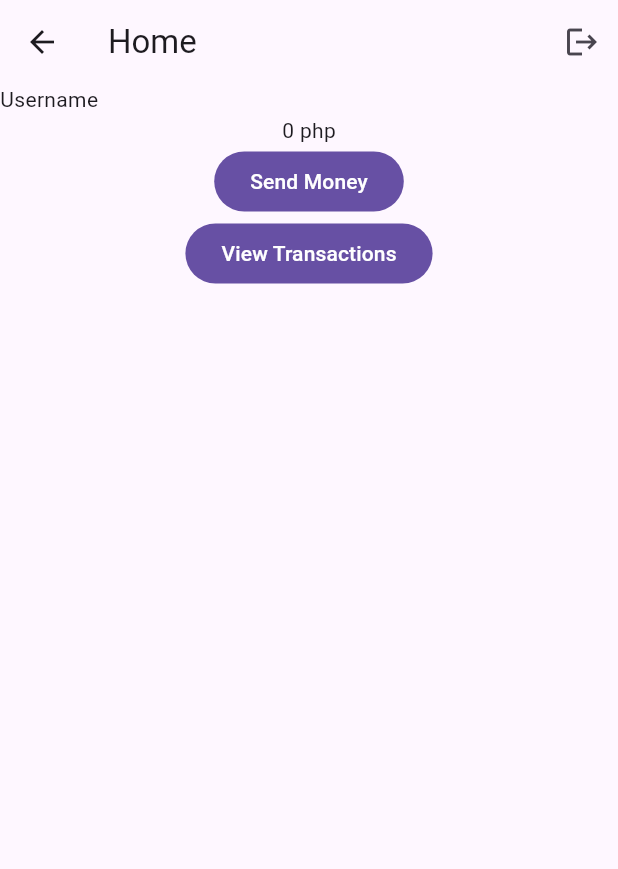
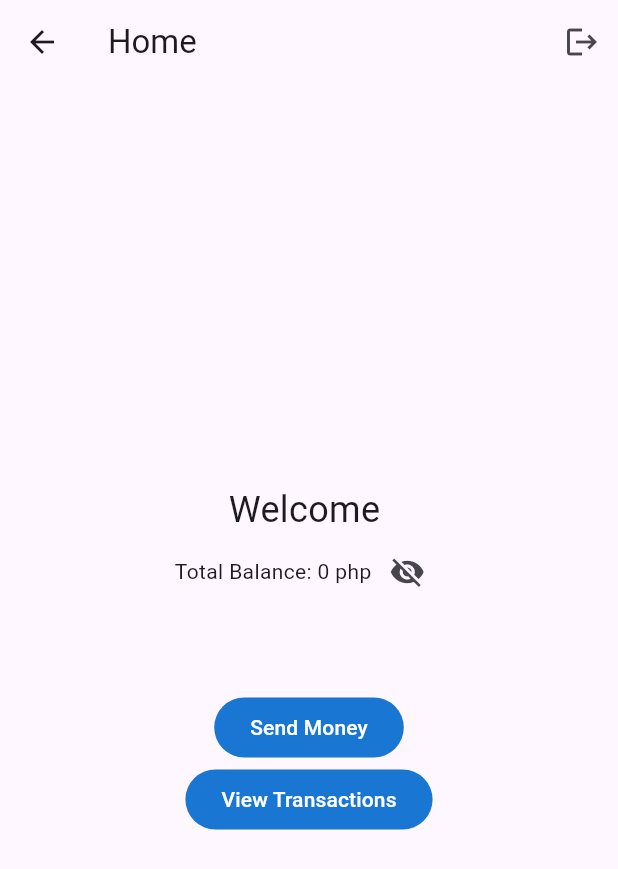
Before and after one commit to mohammadkashifkhan/maya_sol, a Flutter app: the HomeScreen screen opened by its route, on a phone screen of 412 x 824 dp. Shown: the top 869 px of the screen. Run offline on Flutter 3.47's test engine with Material 3 defaults, Android fonts, the phone set to English and light mode, and no system bars; our stand-ins replace flutter_riverpod, hive, hive_flutter, shared_preferences; accounts and stored records are empty.

Commit message:
Design fixes

```diff
--- a/lib/features/home/presentation/home_screen.dart
+++ b/lib/features/home/presentation/home_screen.dart
@@ -3,7 +3,6 @@ import 'package:flutter_riverpod/flutter_riverpod.dart';
 import 'package:maya_sol/di/dependencies_provider.dart';
 import 'package:maya_sol/utils/constants.dart';
 import 'package:maya_sol/utils/routes.dart';
-
 
 class HomeScreen extends ConsumerStatefulWidget {
   HomeScreen({super.key});
@@ -13,6 +12,7 @@ class HomeScreen extends ConsumerStatefulWidget {
 }
 
 class _HomeScreenState extends ConsumerState<HomeScreen> {
+  var _obscureBalance = false;
 
   @override
   Widget build(BuildContext context) {
@@ -26,28 +26,51 @@ class _HomeScreenState extends ConsumerState<HomeScreen> {
             icon: Icon(Icons.logout))
       ]),
       body: FutureBuilder(
-        future: Future.wait([ref.read(sessionProvider).getUserName(), ref.watch(homeViewModelProvider).getCurrentBalance()]),
+        future: Future.wait([
+          ref.read(sessionProvider).getUserName(),
+          ref.watch(homeViewModelProvider).getCurrentBalance()
+        ]),
         builder: (context, AsyncSnapshot<List<dynamic>> dataSnapshot) {
           if (dataSnapshot.connectionState == ConnectionState.done) {
-              return Center(
-                  child: Column(
+            return Column(
+              mainAxisAlignment: MainAxisAlignment.center,
+              crossAxisAlignment: CrossAxisAlignment.center,
               children: [
+                Text(
+                    style: TextStyle(fontSize: 24),
+                    "Welcome ${dataSnapshot.data?[0] ?? ''}"),
                 Row(
-                        children: [Text('Username'), Text(dataSnapshot.data?[0] ?? '')],
-                      ),
-                      Text('${dataSnapshot.data?[1].toString() ?? 0} php'),
+                    mainAxisAlignment: MainAxisAlignment.center,
+                    children: [
+                      Text(
+                          "Total Balance: ${_obscureBalance ? '******' : dataSnapshot.data?[1].toString() ?? 0} php"),
+                      IconButton(
+                          onPressed: () {
+                            setState(() {
+                              _obscureBalance = !_obscureBalance;
+                            });
+                          },
+                          icon: Icon(_obscureBalance
+                              ? Icons.visibility
+                              : Icons.visibility_off))
+                    ]),
+                const SizedBox(height: 56),
                 FilledButton(
+                    style: FilledButton.styleFrom(
+                        backgroundColor: Colors.blue.shade700),
                     onPressed: () {
                       Navigator.pushNamed(context, send_money);
                     },
                     child: Text('Send Money')),
                 FilledButton(
+                    style: FilledButton.styleFrom(
+                        backgroundColor: Colors.blue.shade700),
                     onPressed: () {
                       Navigator.pushNamed(context, view_history);
                     },
                     child: Text('View Transactions'))
               ],
-                  ));
+            );
           } else
             return Container();
         },
```
Also changed, not shown: lib/components/CustomTextField.dart (+9 -10 lines), lib/features/auth/presentation/auth_screen.dart (+7 -5 lines), lib/features/send_money/presentation/send_money_screen.dart (+31 -2 lines), lib/features/view_history/presentation/view_history_screen.dart (+23 -6 lines). Lines whose indentation alone changed are shown as unchanged.
